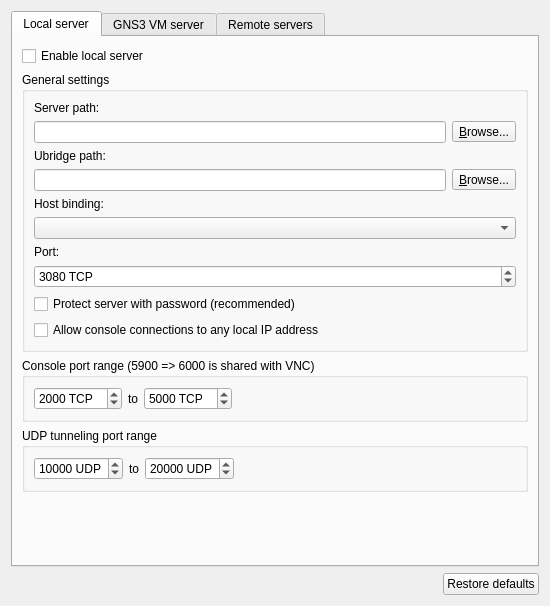
Qt form gns3/ui/server_preferences_page.ui (GNS3/gns3-gui) before a commit.
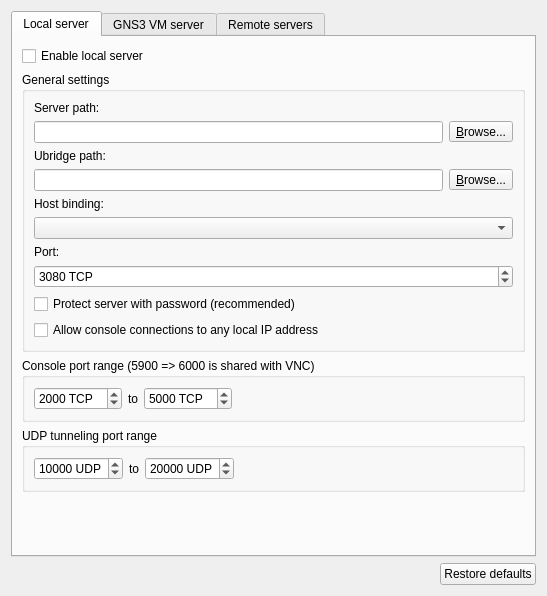
The same form after that commit.

```diff
--- a/gns3/ui/server_preferences_page.ui
+++ b/gns3/ui/server_preferences_page.ui
@@ -6,8 +6,8 @@
    <rect>
     <x>0</x>
     <y>0</y>
-    <width>550</width>
-    <height>606</height>
+    <width>547</width>
+    <height>596</height>
    </rect>
   </property>
   <property name="sizePolicy">
```
